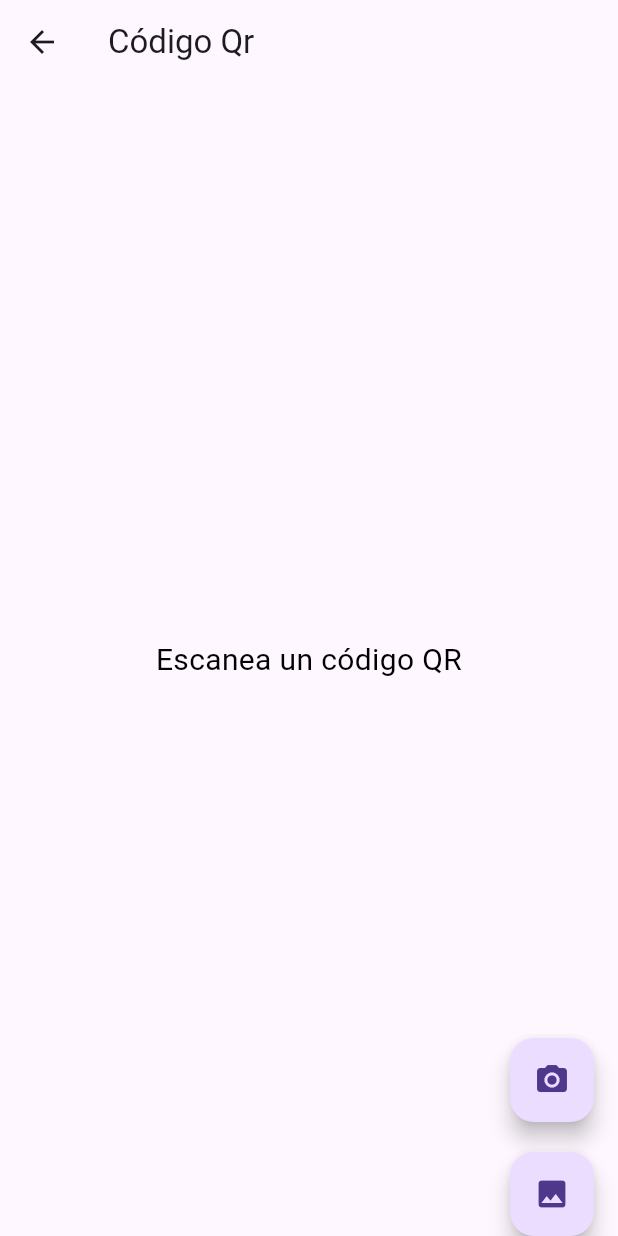
After one commit to Matt-007/Flutter-Formulario, a Flutter app: the screen it shows after launch, after a tap on the "qr code scanner" icon, on a phone screen of 412 x 824 dp. The commit adds this screen. Run offline on Flutter 3.47's test engine with Material 3 defaults, Android fonts, the phone set to English and light mode, and no system bars; our stand-ins replace image_picker; missing offline and left inert: dart:html, qrscan.

Commit message:
first commit

```diff
--- a/lib/main.dart
+++ b/lib/main.dart
@@ -17,7 +17,7 @@ class MyApp extends StatelessWidget {
       title: 'Flutter Demo',
       //Crear rutas de navegacion
       theme: ThemeData(
-          primaryColor: Colors.blue,
+          primaryColor: const Color.fromARGB(255, 27, 142, 236),
           visualDensity: VisualDensity.adaptivePlatformDensity),
       initialRoute: "Home",
       routes: <String, WidgetBuilder>{
--- a/lib/src/page/home_page.dart
+++ b/lib/src/page/home_page.dart
@@ -1,7 +1,8 @@
 import 'package:flutter/material.dart';
 import 'package:menu/src/page/sing_in.dart';
 import 'package:menu/src/page/sing_up.dart';
-import 'package:menu/src/widgets/icon_containers.dart';
+import 'package:menu/src/page/qr_scanner.dart';
+import 'package:menu/src/widgets/icon_containers.dart'; // Importa la página del escáner QR
 
 class HomePage extends StatefulWidget {
   const HomePage({super.key});
@@ -13,29 +14,46 @@ class HomePage extends StatefulWidget {
 class _HomePageState extends State<HomePage> {
   @override
   Widget build(BuildContext context) {
-    // ignore: avoid_unnecessary_containers
-    return Container(
-      child: Scaffold(
+    return Scaffold(
+      appBar: AppBar(
+        title: Text('Scaner Códigos Qr'),
+        actions: [
+          IconButton(
+            icon: Icon(Icons.qr_code_scanner),
+            onPressed: () {
+              Navigator.push(
+                context,
+                MaterialPageRoute(builder: (context) => QRScannerScreen()),
+              );
+            },
+          ),
+        ],
+      ),
       body: Container(
         width: double.infinity,
         height: double.infinity,
         decoration: const BoxDecoration(
-              gradient: LinearGradient(colors: <Color>[
+          gradient: LinearGradient(
+            colors: <Color>[
               Color.fromARGB(255, 230, 3, 3),
               Color.fromARGB(255, 10, 68, 18),
-          ], begin: Alignment.topLeft)),
+            ],
+            begin: Alignment.topLeft,
+          ),
+        ),
         child: ListView(
           padding:
               const EdgeInsets.symmetric(horizontal: 40.0, vertical: 200.0),
           children: <Widget>[
-              //aqui ubicaremos el url de una imagen
+            // Aquí ubicaremos el URL de una imagen
             const IconContainers(url: "images/1.jpg"),
             const Text(
               "Navidad :D ",
               style: TextStyle(
                 fontFamily: "BlackOpsOne",
                 fontSize: 30.0,
-                    color: Colors.white),
+                color: Colors.white,
+              ),
             ),
             const Divider(
               height: 20.0,
@@ -45,7 +63,8 @@ class _HomePageState extends State<HomePage> {
               style: TextStyle(
                 fontFamily: "BlackOpsOne",
                 fontSize: 30.0,
-                    color: Colors.white),
+                color: Colors.white,
+              ),
             ),
             SizedBox(
               width: double.infinity,
@@ -61,7 +80,8 @@ class _HomePageState extends State<HomePage> {
                   style: TextStyle(
                     color: Color.fromARGB(255, 255, 255, 255),
                     fontFamily: "FredokaOne",
-                        fontSize: 30.0),
+                    fontSize: 30.0,
+                  ),
                 ),
               ),
             ),
@@ -74,8 +94,8 @@ class _HomePageState extends State<HomePage> {
               child: ElevatedButton(
                 onPressed: () {
                   // ignore: unused_local_variable
-                    final route = MaterialPageRoute(
-                        builder: ((context) => const SignUp()));
+                  final route =
+                      MaterialPageRoute(builder: ((context) => const SignUp()));
                   Navigator.push(context, route);
                 },
                 child: const Text(
@@ -83,14 +103,14 @@ class _HomePageState extends State<HomePage> {
                   style: TextStyle(
                     color: Color.fromARGB(255, 255, 255, 255),
                     fontFamily: "FredokaOne",
-                        fontSize: 30.0),
+                    fontSize: 30.0,
+                  ),
                 ),
               ),
             )
           ],
         ),
       ),
-      ),
     );
   }
 }
--- /dev/null
+++ b/lib/src/page/qr_scanner.dart
@@ -0,0 +1,166 @@
+import 'package:flutter/material.dart';
+import 'package:qrscan/qrscan.dart' as scanner;
+import 'package:flutter/services.dart';
+import 'package:image_picker/image_picker.dart';
+
+void main() {
+  runApp(MyApp());
+}
+
+class MyApp extends StatelessWidget {
+  @override
+  Widget build(BuildContext context) {
+    return MaterialApp(
+      title: 'QR/Barras Scanner',
+      theme: ThemeData(
+        primarySwatch: Colors.blue,
+        visualDensity: VisualDensity.adaptivePlatformDensity,
+      ),
+      home: QRScannerScreen(),
+    );
+  }
+}
+
+class QRScannerScreen extends StatefulWidget {
+  @override
+  _QRScannerScreenState createState() => _QRScannerScreenState();
+}
+
+class _QRScannerScreenState extends State<QRScannerScreen> {
+  String qrResult = 'Escanea un código QR ';
+  bool isURL = false;
+
+  Future<void> scanQR() async {
+    try {
+      String? result = await scanner.scan();
+      setState(() {
+        qrResult = result!;
+        isURL = _checkIfURL(result);
+      });
+
+      if (isURL) {
+        Clipboard.setData(ClipboardData(text: result!));
+        ScaffoldMessenger.of(context).showSnackBar(
+          SnackBar(
+            content: Text('Código copiado'),
+          ),
+        );
+      }
+    } catch (e) {
+      setState(() {
+        qrResult = 'Scaner no completado';
+      });
+    }
+  }
+
+  Future<void> scanFromGallery() async {
+    try {
+      final picker = ImagePicker();
+      final pickedFile = await picker.pickImage(source: ImageSource.gallery);
+
+      if (pickedFile != null) {
+        String? result = await scanner.scanPath(pickedFile.path);
+        setState(() {
+          qrResult = result!;
+          isURL = _checkIfURL(result);
+        });
+
+        if (isURL) {
+          Clipboard.setData(ClipboardData(text: result));
+          ScaffoldMessenger.of(context).showSnackBar(
+            SnackBar(
+              content: Text('Código copiado'),
+            ),
+          );
+        }
+      }
+    } catch (e) {
+      setState(() {
+        qrResult = 'Scaner no completado';
+      });
+    }
+  }
+
+  bool _checkIfURL(String text) {
+    return Uri.tryParse(text)?.hasScheme ?? false;
+  }
+
+  @override
+  Widget build(BuildContext context) {
+    return Scaffold(
+      appBar: AppBar(
+        title: Text('Código Qr'),
+      ),
+      body: Center(
+        child: Column(
+          mainAxisAlignment: MainAxisAlignment.center,
+          crossAxisAlignment: CrossAxisAlignment.center,
+          children: <Widget>[
+            GestureDetector(
+              onTap: () {
+                if (isURL) {
+                  Clipboard.setData(ClipboardData(text: qrResult));
+                  ScaffoldMessenger.of(context).showSnackBar(
+                    SnackBar(
+                      content: Text('Código copiado'),
+                    ),
+                  );
+                }
+              },
+              child: Text(
+                qrResult,
+                style: TextStyle(
+                  fontSize: 20.0,
+                  color: isURL ? Colors.blue : Colors.black,
+                  decoration:
+                      isURL ? TextDecoration.underline : TextDecoration.none,
+                ),
+                textAlign: TextAlign.center,
+              ),
+            ),
+          ],
+        ),
+      ),
+      floatingActionButton: Column(
+        mainAxisAlignment: MainAxisAlignment.end,
+        children: <Widget>[
+          FloatingActionButton(
+            onPressed: () => scanQR(),
+            tooltip: 'Escanear código QR',
+            child: Icon(Icons.camera_alt),
+          ),
+          SizedBox(height: 20),
+          FloatingActionButton(
+            onPressed: () => scanFromGallery(),
+            tooltip: 'Escanear desde galería',
+            child: Icon(Icons.image),
+          ),
+        ],
+      ),
+      floatingActionButtonLocation: FloatingActionButtonLocation.endDocked,
+      bottomNavigationBar: isURL
+          ? BottomAppBar(
+              child: Container(
+                height: 50.0,
+                child: Row(
+                  mainAxisAlignment: MainAxisAlignment.center,
+                  children: [
+                    ElevatedButton(
+                      onPressed: () {
+                        Clipboard.setData(ClipboardData(text: qrResult));
+                        ScaffoldMessenger.of(context).showSnackBar(
+                          SnackBar(
+                            content: Text('Código copiado'),
+                          ),
+                        );
+                      },
+                      child: Text('Copiar enlace'),
+                    ),
+                  ],
+                ),
+              ),
+            )
+          : null,
+    );
+  }
+}
--- a/lib/src/page/sing_up.dart
+++ b/lib/src/page/sing_up.dart
@@ -76,7 +76,7 @@ class _SignUpState extends State<SignUp> {
                   ),
                 ),
                 style: ElevatedButton.styleFrom(
-                  primary: Colors.blue,
+                  backgroundColor: Colors.blue,
                 ),
               ),
               AnimatedContainer(
--- a/lib/src/widgets/formulario.dart
+++ b/lib/src/widgets/formulario.dart
@@ -10,7 +10,7 @@ class _FormularioState extends State<Formulario> {
   String? _cedula;
   String? _nombre;
   String? _telefono;
-  int? _edad;
+  int?    _edad;
   String? _genero;
   String? _clave;
   String? _estadoCivil;
@@ -74,7 +74,7 @@ class _FormularioState extends State<Formulario> {
                       maxLength: 20,
                       validator: (value) {
                         if (value!.isEmpty) {
-                          return 'Ingrese nombres completos';
+                          return 'Ingrese un nombre y un apellido';
                         }
                         if (!RegExp(r'^[a-zA-Z]+$').hasMatch(value)) {
                           return 'El nombre solo debe contener letras';
--- a/pubspec.yaml
+++ b/pubspec.yaml
@@ -33,9 +33,14 @@ dependencies:
     sdk: flutter
 
 
+
+
   # The following adds the Cupertino Icons font to your application.
   # Use with the CupertinoIcons class for iOS style icons.
   cupertino_icons: ^1.0.2
+  qrscan: ^0.3.3
+  url_launcher: ^6.2.1
+  image_picker: ^1.0.4
 
 dev_dependencies:
   flutter_test:
```
Also changed, not shown: pubspec.lock, 5 other files. Lines whose indentation alone changed are shown as unchanged.
